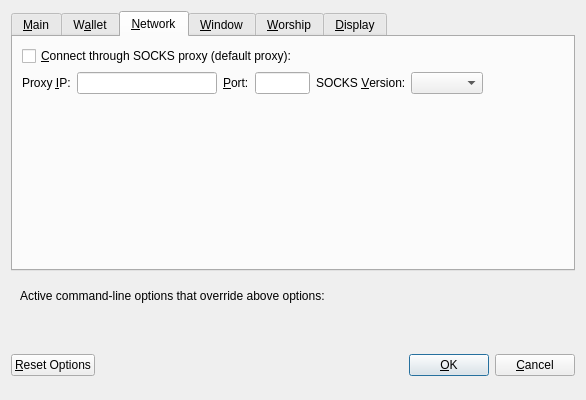
This is src/qt/forms/optionsdialog.ui in dobbscoin/Offerings-to-Cthulhu as Qt 5 draws it before an edit. The edited form follows.
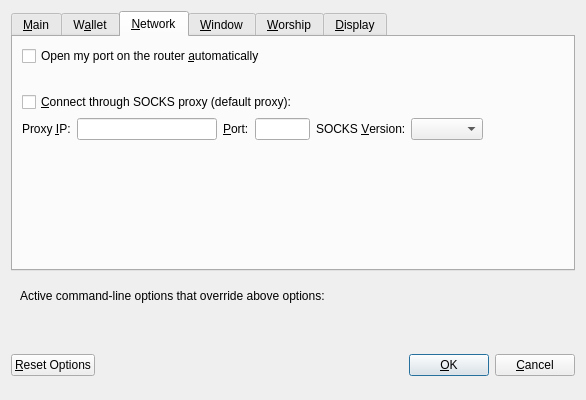
This is the edited form. The open tabs and pages were chosen to show the change. Custom widgets are drawn as their Qt base class.

Commit message: net: port mapping for the offering build - NAT-PMP, UPnP, and a status line (#8)

Patch:
```diff
--- a/src/qt/forms/optionsdialog.ui
+++ b/src/qt/forms/optionsdialog.ui
@@ -232,6 +232,29 @@
        <string>&amp;Network</string>
       </attribute>
       <layout class="QVBoxLayout" name="verticalLayout_Network">
+       <item>
+        <widget class="QCheckBox" name="mapPortAuto">
+         <property name="toolTip">
+          <string>Ask your router to open the Offerings port automatically. Tries NAT-PMP first, then UPnP. Your router must support one of them and have it enabled.</string>
+         </property>
+         <property name="text">
+          <string>Open my port on the router &amp;automatically</string>
+         </property>
+        </widget>
+       </item>
+       <item>
+        <widget class="QLabel" name="mapPortStatus">
+         <property name="styleSheet">
+          <string notr="true">QLabel { color: #808080; margin-left: 20px; }</string>
+         </property>
+         <property name="text">
+          <string/>
+         </property>
+         <property name="wordWrap">
+          <bool>true</bool>
+         </property>
+        </widget>
+       </item>
        <item>
         <widget class="QCheckBox" name="connectSocks">
          <property name="toolTip">
```
The commit also changes 14 other files.
